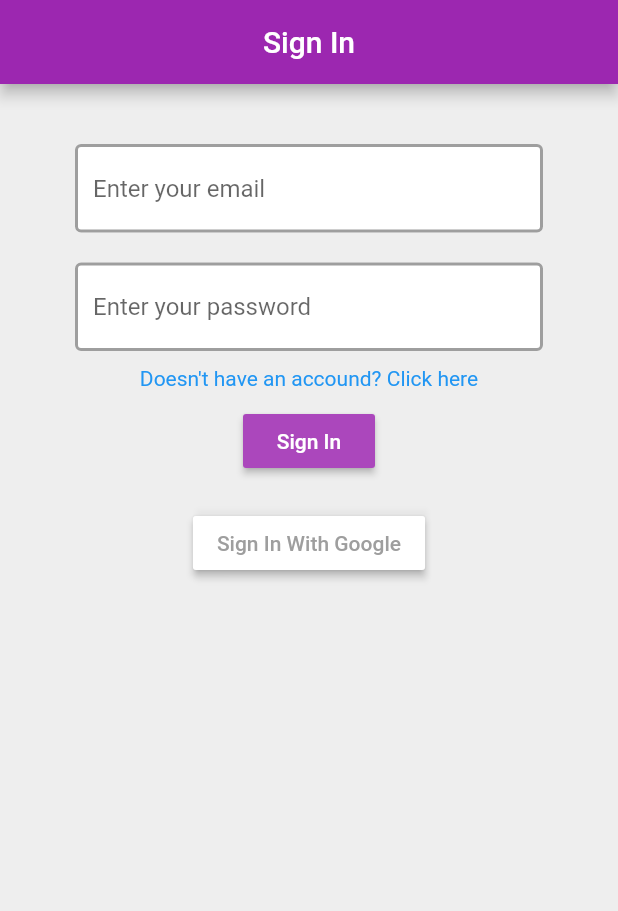
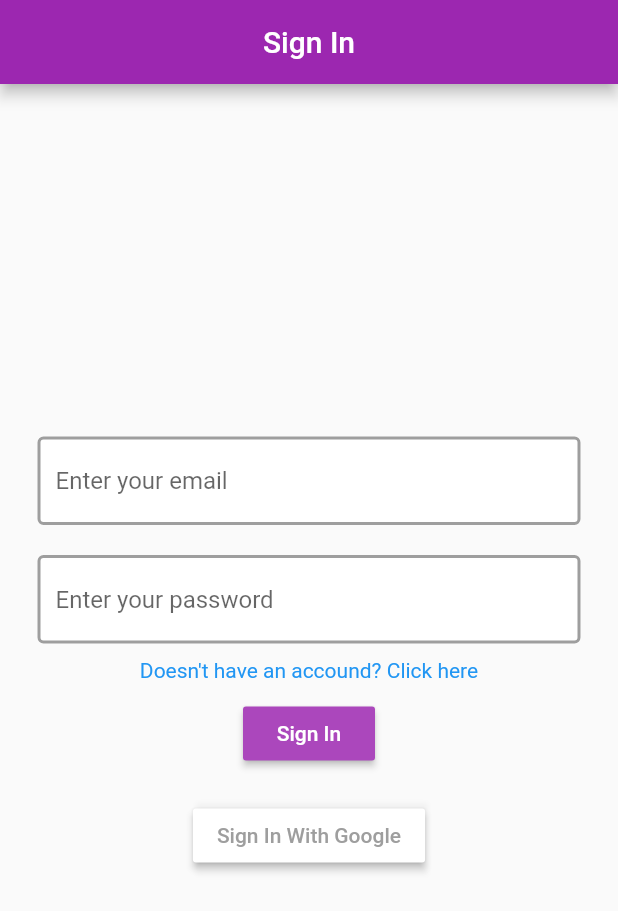
Before and after one commit to BookShell527/NoteSup-mobile, a Flutter app: the screen it shows after launch, on a phone screen of 412 x 824 dp. Shown: the top 911 px of the screen. Run offline on Flutter 3.47's test engine with Material 2 defaults, Android fonts, the phone set to English and light mode, and no system bars; our stand-ins replace cloud_firestore, firebase_auth, firebase_core, flutter_spinkit, google_sign_in; accounts and stored records are empty.

Commit message:
small ui fix

```diff
--- a/lib/main.dart
+++ b/lib/main.dart
@@ -20,7 +20,6 @@ class MyApp extends StatelessWidget {
         theme: ThemeData(
           primarySwatch: Colors.purple,
           visualDensity: VisualDensity.adaptivePlatformDensity,
-          scaffoldBackgroundColor: Colors.grey[200],
         ),
         home: Wrapper()
       ),
--- a/lib/screen/authenticate/register.dart
+++ b/lib/screen/authenticate/register.dart
@@ -28,11 +28,12 @@ class _RegisterState extends State<Register> {
     return loading ? Loading() : Scaffold(
       appBar: AppBar(title: Text("Register"), centerTitle: true),
       body: Container(
-        color: Colors.grey[200],
-        padding: EdgeInsets.symmetric(vertical: 20.0, horizontal: 50.0),
+        padding: EdgeInsets.all(25.0),
         child: Form(
           key: _formkey,
           child: Column(
+            mainAxisAlignment: MainAxisAlignment.center,
+            crossAxisAlignment: CrossAxisAlignment.center,
             children: <Widget>[
               SizedBox(height: 20.0),
               TextFormField(
--- a/lib/screen/authenticate/sign_in.dart
+++ b/lib/screen/authenticate/sign_in.dart
@@ -31,11 +31,12 @@ class _SignInState extends State<SignIn> {
         centerTitle: true
       ),
       body: Container(
-        color: Colors.grey[200],
-        padding: EdgeInsets.symmetric(vertical: 20.0, horizontal: 50.0),
+        padding: EdgeInsets.all(25.0),
         child: Form(
           key: _formkey,
           child: Column(
+            mainAxisAlignment: MainAxisAlignment.center,
+            crossAxisAlignment: CrossAxisAlignment.center,
             children: <Widget>[
               SizedBox(height: 20.0),
               TextFormField(
--- a/lib/screen/components/add_note_popup.dart
+++ b/lib/screen/components/add_note_popup.dart
@@ -50,7 +50,7 @@ class _AddNotePopupState extends State<AddNotePopup> {
     final user = Provider.of<TheUser>(context);
     return AlertDialog(
       content: loading ? Loading() : Stack(
-        overflow: Overflow.visible,
+        clipBehavior: Clip.hardEdge,
         children: <Widget>[
           Positioned(
             right: -40.0,
--- a/lib/screen/home/archived.dart
+++ b/lib/screen/home/archived.dart
@@ -2,7 +2,6 @@ import 'package:NoteSup/models/user.dart';
 import 'package:NoteSup/services/database.dart';
 import 'package:NoteSup/shared/loading.dart';
 import 'package:NoteSup/shared/show_bottom_modal.dart';
-import 'package:NoteSup/shared/constant.dart';
 import 'package:cloud_firestore/cloud_firestore.dart';
 import 'package:flutter/material.dart';
 import 'package:provider/provider.dart';
@@ -65,10 +64,6 @@ class _ArchivedState extends State<Archived> {
                       Row(
                         mainAxisAlignment: MainAxisAlignment.end,
                         children: <Widget>[
-                          Padding(
-                            padding: const EdgeInsets.fromLTRB(0, 0, 12.0, 0),
-                            child: Text(ago(document.data()['createdDate'])),
-                          ),
                           IconButton(
                             icon: Icon(Icons.archive, color: Colors.green[700]),
                             onPressed: () async {
--- a/lib/services/database.dart
+++ b/lib/services/database.dart
@@ -20,7 +20,6 @@ class DatabaseService {
       'important': false,
       'color': color,
       'inTrash': false,
-      'createdDate': DateTime.now(),
       'archived': false,
     });
   }
--- a/lib/shared/constant.dart
+++ b/lib/shared/constant.dart
@@ -1,6 +1,4 @@
-import 'package:cloud_firestore/cloud_firestore.dart';
 import 'package:flutter/material.dart';
-import 'package:timeago/timeago.dart' as timeago;
 
 const textFormFieldDecoration = InputDecoration(
   fillColor: Colors.white,
@@ -8,7 +6,3 @@ const textFormFieldDecoration = InputDecoration(
   enabledBorder: OutlineInputBorder(borderSide: BorderSide(color: Colors.grey, width: 2.0)),
   focusedBorder: OutlineInputBorder(borderSide: BorderSide(color: Colors.purple, width: 2.0)),
 );
-
-ago(Timestamp t) {
-  return timeago.format(t.toDate(), locale: "en_short");
-}
--- a/pubspec.yaml
+++ b/pubspec.yaml
@@ -21,8 +21,6 @@ dependencies:
   provider: ^4.3.2+2
   flutter_spinkit: "^4.1.2"
   rflutter_alert: ^1.1.0
-  intl: ^0.16.1
-  timeago: ^2.0.29
 
 dev_dependencies:
   flutter_test:
```
Also changed, not shown: lib/screen/home/home.dart (+2 -7 lines), pubspec.lock, 2 other files.
